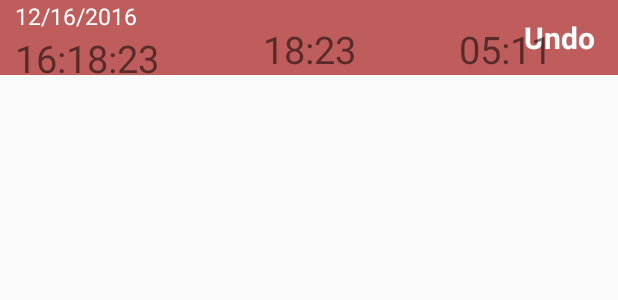
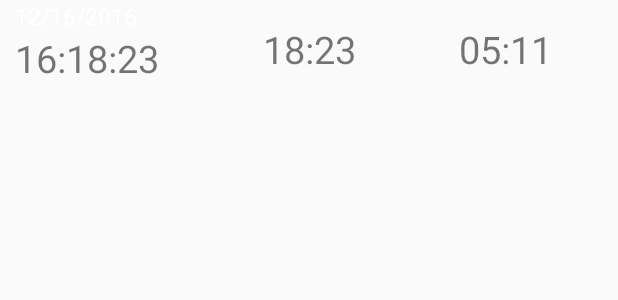
Before and after one commit to FrogDevelopment/PregnancyCalendar, an Android app: the layout row_contraction.xml on its own in the app's theme, with its tools: preview values and no code run, on a phone screen of 412 x 824 dp. Shown: the top 300 px of the screen. Run offline under Robolectric (Android 15) with nearby library versions, the phone set to English and light mode, and no system bars.

Commit message:
simpler delete and undo way

```diff
--- a/app/src/main/res/layout/regular_row_contraction.xml
+++ /dev/null
@@ -1,52 +0,0 @@
-<?xml version="1.0" encoding="utf-8"?>
-<LinearLayout android:id="@+id/row_regular_layout"
-              xmlns:android="http://schemas.android.com/apk/res/android"
-              android:layout_width="match_parent"
-              android:layout_height="50dp"
-              android:background="?android:attr/activatedBackgroundIndicator"
-              android:gravity="bottom"
-              android:orientation="horizontal"
-              android:paddingEnd="10dp"
-              android:paddingStart="10dp">
-
-    <LinearLayout
-        android:layout_width="0dp"
-        android:layout_height="wrap_content"
-        android:layout_weight="1"
-        android:orientation="vertical">
-
-        <TextView
-            android:id="@+id/row_contraction_date"
-            android:layout_width="wrap_content"
-            android:layout_height="wrap_content"
-            android:text="12/16/2016"
-            android:textColor="@android:color/white"
-            android:textSize="15sp"/>
-
-        <TextView
-            android:id="@+id/row_contraction_time"
-            android:layout_width="wrap_content"
-            android:layout_height="wrap_content"
-            android:text="16:18:23"
-            android:textSize="25sp"/>
-    </LinearLayout>
-
-    <TextView
-        android:id="@+id/row_contraction_last"
-        android:layout_width="0dp"
-        android:layout_height="wrap_content"
-        android:layout_weight="1"
-        android:gravity="center_horizontal"
-        android:text="18:23"
-        android:textSize="25sp"/>
-
-    <TextView
-        android:id="@+id/row_contraction_duration"
-        android:layout_width="0dp"
-        android:layout_height="wrap_content"
-        android:layout_weight="1"
-        android:gravity="center_horizontal"
-        android:text="05:11"
-        android:textSize="25sp"/>
-
-</LinearLayout>
--- a/app/src/main/res/layout/row_contraction.xml
+++ b/app/src/main/res/layout/row_contraction.xml
@@ -1,12 +1,51 @@
 <?xml version="1.0" encoding="utf-8"?>
-<FrameLayout xmlns:android="http://schemas.android.com/apk/res/android"
-             android:layout_width="match_parent"
-             android:layout_height="wrap_content">
+<LinearLayout xmlns:android="http://schemas.android.com/apk/res/android"
+              android:layout_width="match_parent"
+              android:layout_height="50dp"
+              android:background="?android:attr/activatedBackgroundIndicator"
+              android:gravity="bottom"
+              android:orientation="horizontal"
+              android:paddingEnd="10dp"
+              android:paddingStart="10dp">
 
-    <!-- Swipe Layout-->
-    <include layout="@layout/swipe_row_contraction" />
+    <LinearLayout
+        android:layout_width="0dp"
+        android:layout_height="wrap_content"
+        android:layout_weight="1"
+        android:orientation="vertical">
 
-    <!-- Regular Layout-->
-    <include layout="@layout/regular_row_contraction" />
+        <TextView
+            android:id="@+id/row_contraction_date"
+            android:layout_width="wrap_content"
+            android:layout_height="wrap_content"
+            android:text="12/16/2016"
+            android:textColor="@android:color/white"
+            android:textSize="15sp"/>
 
-</FrameLayout>
+        <TextView
+            android:id="@+id/row_contraction_time"
+            android:layout_width="wrap_content"
+            android:layout_height="wrap_content"
+            android:text="16:18:23"
+            android:textSize="25sp"/>
+    </LinearLayout>
+
+    <TextView
+        android:id="@+id/row_contraction_last"
+        android:layout_width="0dp"
+        android:layout_height="wrap_content"
+        android:layout_weight="1"
+        android:gravity="center_horizontal"
+        android:text="18:23"
+        android:textSize="25sp"/>
+
+    <TextView
+        android:id="@+id/row_contraction_duration"
+        android:layout_width="0dp"
+        android:layout_height="wrap_content"
+        android:layout_weight="1"
+        android:gravity="center_horizontal"
+        android:text="05:11"
+        android:textSize="25sp"/>
+
+</LinearLayout>
--- a/app/src/main/res/layout/swipe_row_contraction.xml
+++ /dev/null
@@ -1,24 +0,0 @@
-<?xml version="1.0" encoding="utf-8"?>
-<LinearLayout android:id="@+id/row_undo_layout"
-              xmlns:android="http://schemas.android.com/apk/res/android"
-              android:layout_width="match_parent"
-              android:layout_height="50dp"
-              android:background="@color/colorPrimaryDark"
-              android:gravity="center_vertical"
-              android:orientation="horizontal"
-              android:paddingEnd="10dp"
-              android:paddingStart="10dp"
-              android:visibility="visible">
-
-    <TextView
-        android:id="@+id/undo"
-        android:layout_width="match_parent"
-        android:layout_height="wrap_content"
-        android:gravity="end"
-        android:padding="5dp"
-        android:text="@string/undo"
-        android:textColor="@android:color/white"
-        android:textSize="20sp"
-        android:textStyle="bold"/>
-
-</LinearLayout>
```
Also changed, not shown: app/src/main/java/fr/frogdevelopment/pregnancycalendar/contraction/ContractionFragment.java (+37 -100 lines).
